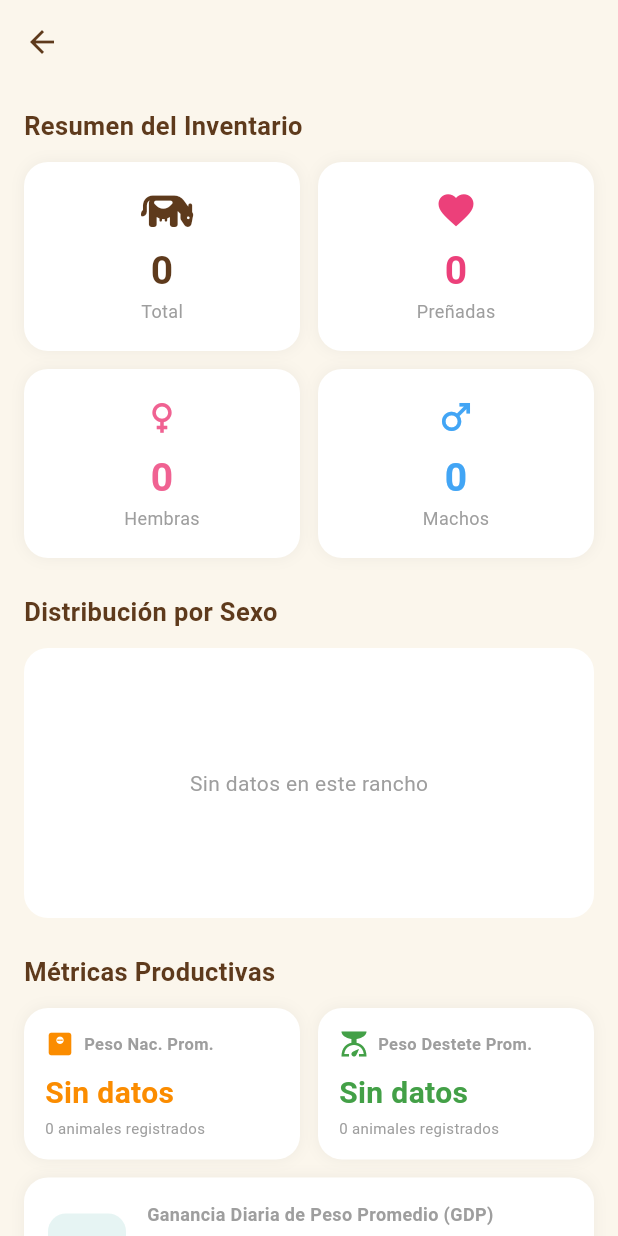
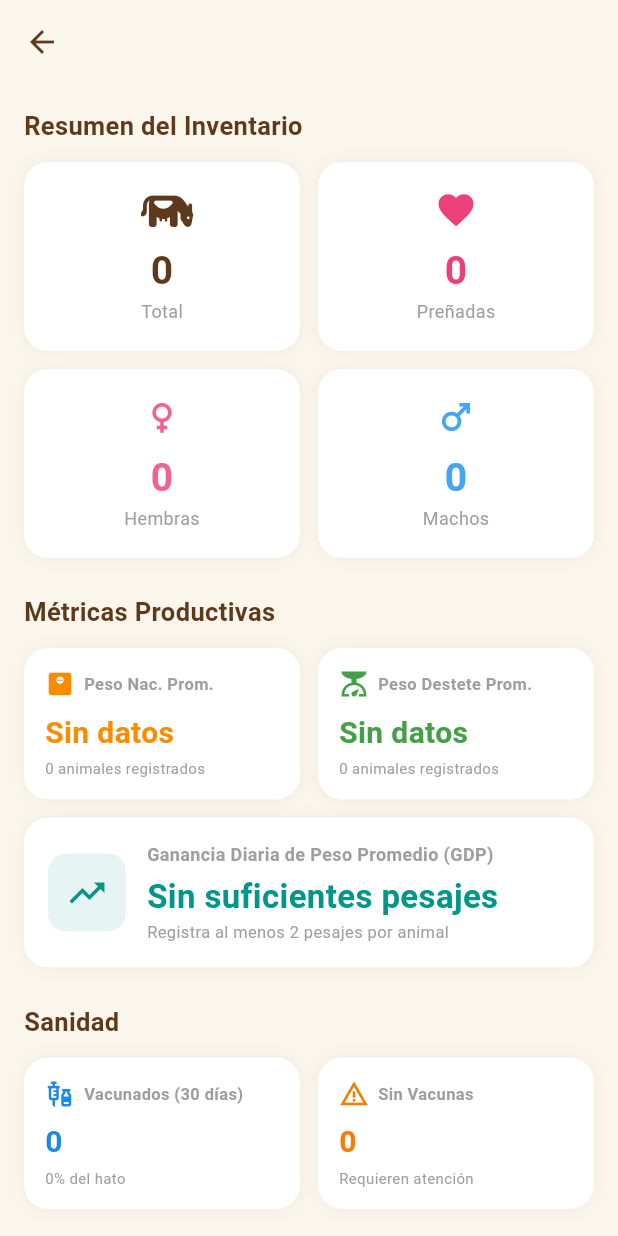
Before and after one commit to SKKYWall/Ganader-a_LaVictoria, a Flutter app: the EstadisticasScreen screen opened by its route, on a phone screen of 412 x 824 dp. Run offline on Flutter 3.47's test engine with Material 3 defaults, Android fonts, the phone set to English and light mode, and no system bars; our stand-ins replace cloud_firestore, file_picker, firebase_auth, firebase_core, firebase_storage, fl_chart and 14 more; missing offline and left inert: excel; accounts and stored records are empty.

Commit message:
Ajustes de feedback: icono de pata -> vaca, estadisticas simplificadas
- add_edit_transaction_screen: el selector "Asociar a un animal" usaba
  Icons.pets (pata de perro/gato) en vez de un icono de ganado bovino.
- estadisticas_screen: elimina "Distribucion por Sexo" (redundante con las
  tarjetas de Hembras/Machos) y "Uso del Inventario" (redundante con el
  desbloqueo de modulos del dashboard); "Razas Principales" se reduce de
  altura y, cuando solo hay una raza registrada (o ninguna capturada),
  se muestra como una tarjeta compacta en vez de una grafica de barras
  que no tiene nada que comparar.

Co-Authored-By: Claude Sonnet 5 <noreply@anthropic.com>

```diff
--- a/lib/screens/estadisticas/estadisticas_screen.dart
+++ b/lib/screens/estadisticas/estadisticas_screen.dart
@@ -23,7 +23,6 @@ class _EstadisticasScreenState extends State<EstadisticasScreen> {
   // Inventario
   int _total = 0, _hembras = 0, _machos = 0, _gestantes = 0;
   Map<String, int> _razas = {};
-  Map<String, int> _propositos = {};
 
   // Métricas productivas
   double _avgBirthWeight = 0;
@@ -95,7 +94,6 @@ class _EstadisticasScreenState extends State<EstadisticasScreen> {
       int activeCount = 0;
       int h = 0, m = 0, g = 0;
       Map<String, int> rCount = {};
-      Map<String, int> pCount = {};
       double totalBW = 0, totalWW = 0, totalGDP = 0;
       int cntBW = 0, cntWW = 0, cntGDP = 0;
       int vac30 = 0, sinVac = 0;
@@ -124,10 +122,6 @@ class _EstadisticasScreenState extends State<EstadisticasScreen> {
         // Razas
         final raza = data['breed'] as String? ?? 'Sin raza';
         rCount[raza] = (rCount[raza] ?? 0) + 1;
-
-        // Propósitos
-        final prop = data['purpose'] as String? ?? 'Sin propósito';
-        pCount[prop] = (pCount[prop] ?? 0) + 1;
 
         // Peso al nacer
         final bw = (data['birthWeight'] as num?)?.toDouble();
@@ -222,7 +216,6 @@ class _EstadisticasScreenState extends State<EstadisticasScreen> {
         _machos = m;
         _gestantes = g;
         _razas = rCount;
-        _propositos = pCount;
         _avgBirthWeight = cntBW > 0 ? totalBW / cntBW : 0;
         _countBirthWeight = cntBW;
         _avgWeaningWeight = cntWW > 0 ? totalWW / cntWW : 0;
@@ -288,9 +281,6 @@ class _EstadisticasScreenState extends State<EstadisticasScreen> {
                         const SizedBox(height: 12),
                         _buildInventorySummary(),
                         const SizedBox(height: 24),
-                        _buildSectionTitle("Distribución por Sexo"),
-                        _buildPieChart(_hembras, _machos, "Hembras", "Machos"),
-                        const SizedBox(height: 24),
                         _buildSectionTitle("Métricas Productivas"),
                         const SizedBox(height: 12),
                         _buildProductiveMetrics(),
@@ -305,9 +295,6 @@ class _EstadisticasScreenState extends State<EstadisticasScreen> {
                         const SizedBox(height: 24),
                         _buildSectionTitle("Razas Principales"),
                         _buildBarChart(),
-                        const SizedBox(height: 24),
-                        _buildSectionTitle("Uso del Inventario"),
-                        _buildPurposeList(),
                         const SizedBox(height: 40),
                       ],
                     ),
@@ -575,79 +562,6 @@ class _EstadisticasScreenState extends State<EstadisticasScreen> {
     );
   }
 
-  Widget _buildPieChart(int val1, int val2, String label1, String label2) {
-    if (val1 == 0 && val2 == 0) {
-      return Container(
-        height: 180,
-        margin: const EdgeInsets.only(top: 12),
-        decoration: BoxDecoration(
-            color: Colors.white, borderRadius: BorderRadius.circular(16)),
-        child: const Center(
-            child: Text("Sin datos en este rancho",
-                style: TextStyle(color: Colors.grey))),
-      );
-    }
-    return Container(
-      height: 180,
-      margin: const EdgeInsets.only(top: 12),
-      padding: const EdgeInsets.all(12),
-      decoration: BoxDecoration(
-          color: Colors.white, borderRadius: BorderRadius.circular(16)),
-      child: Row(
-        children: [
-          Expanded(
-            child: PieChart(
-              PieChartData(
-                sections: [
-                  PieChartSectionData(
-                      value: val1.toDouble(),
-                      color: Colors.pink.shade300,
-                      title: '$val1\n$label1',
-                      radius: 55,
-                      titleStyle: const TextStyle(
-                          fontWeight: FontWeight.bold,
-                          color: Colors.white,
-                          fontSize: 11)),
-                  PieChartSectionData(
-                      value: val2.toDouble(),
-                      color: Colors.blue.shade400,
-                      title: '$val2\n$label2',
-                      radius: 55,
-                      titleStyle: const TextStyle(
-                          fontWeight: FontWeight.bold,
-                          color: Colors.white,
-                          fontSize: 11)),
-                ],
-                centerSpaceRadius: 30,
-              ),
-            ),
-          ),
-          const SizedBox(width: 8),
-          Column(
-            mainAxisAlignment: MainAxisAlignment.center,
-            crossAxisAlignment: CrossAxisAlignment.start,
-            children: [
-              _legend(Colors.pink.shade300, '$label1: $val1'),
-              const SizedBox(height: 8),
-              _legend(Colors.blue.shade400, '$label2: $val2'),
-            ],
-          ),
-        ],
-      ),
-    );
-  }
-
-  Widget _legend(Color color, String text) {
-    return Row(
-      children: [
-        Container(
-            width: 12, height: 12, decoration: BoxDecoration(color: color, shape: BoxShape.circle)),
-        const SizedBox(width: 6),
-        Text(text, style: const TextStyle(fontSize: 12, color: Colors.black87)),
-      ],
-    );
-  }
-
   Widget _buildAgeDistribution() {
     final hasData = _countAge > 0;
     final avgYears = _avgAgeMonths / 12;
@@ -730,10 +644,36 @@ class _EstadisticasScreenState extends State<EstadisticasScreen> {
     if (_razas.isEmpty) return const SizedBox();
     final sorted = _razas.entries.toList()
       ..sort((a, b) => b.value.compareTo(a.value));
-    final top = sorted.take(6).toList();
+
+    // Con una sola raza registrada (o ninguna capturada) una gráfica de
+    // barras no aporta nada — se muestra como una tarjeta compacta en vez
+    // de ocupar el mismo espacio que cuando hay varias razas que comparar.
+    if (sorted.length <= 1) {
+      final onlyBreed = sorted.first;
+      return Container(
+        margin: const EdgeInsets.only(top: 12),
+        padding: const EdgeInsets.symmetric(horizontal: 16, vertical: 14),
+        decoration: BoxDecoration(
+            color: Colors.white, borderRadius: BorderRadius.circular(16)),
+        child: Row(
+          children: [
+            Icon(FontAwesomeIcons.cow, color: _gold, size: 20),
+            const SizedBox(width: 10),
+            Expanded(
+                child: Text(onlyBreed.key,
+                    style: const TextStyle(fontWeight: FontWeight.w600))),
+            Text('${onlyBreed.value} de $_total',
+                style: const TextStyle(
+                    fontWeight: FontWeight.bold, color: Colors.grey)),
+          ],
+        ),
+      );
+    }
+
+    final top = sorted.take(5).toList();
 
     return Container(
-      height: 220,
+      height: 150,
       margin: const EdgeInsets.only(top: 12),
       padding: const EdgeInsets.fromLTRB(12, 16, 12, 8),
       decoration: BoxDecoration(
@@ -792,72 +732,6 @@ class _EstadisticasScreenState extends State<EstadisticasScreen> {
     );
   }
 
-  Widget _buildPurposeList() {
-    if (_propositos.isEmpty) {
-      return const Padding(
-        padding: EdgeInsets.only(top: 12),
-        child: Text("Sin datos", style: TextStyle(color: Colors.grey)),
-      );
-    }
-    final sorted = _propositos.entries.toList()
-      ..sort((a, b) => b.value.compareTo(a.value));
-
-    final colors = [
-      Colors.teal, Colors.orange, Colors.blue, Colors.pink, Colors.purple,
-      Colors.green,
-    ];
-
-    return Container(
-      margin: const EdgeInsets.only(top: 12),
-      decoration: BoxDecoration(
-          color: Colors.white, borderRadius: BorderRadius.circular(16)),
-      child: Column(
-        children: sorted.asMap().entries.map((entry) {
-          final i = entry.key;
-          final e = entry.value;
-          final pct = _total > 0 ? (e.value / _total * 100) : 0.0;
-          final color = colors[i % colors.length];
-          return Padding(
-            padding: const EdgeInsets.symmetric(horizontal: 16, vertical: 10),
-            child: Column(
-              crossAxisAlignment: CrossAxisAlignment.start,
-              children: [
-                Row(
-                  mainAxisAlignment: MainAxisAlignment.spaceBetween,
-                  children: [
-                    Row(children: [
-                      Container(
-                          width: 10,
-                          height: 10,
-                          decoration: BoxDecoration(
-                              color: color, shape: BoxShape.circle)),
-                      const SizedBox(width: 8),
-                      Text(e.key,
-                          style: const TextStyle(fontWeight: FontWeight.w600)),
-                    ]),
-                    Text('${e.value} (${pct.toStringAsFixed(1)}%)',
-                        style: const TextStyle(
-                            fontWeight: FontWeight.bold, color: Colors.black87)),
-                  ],
-                ),
-                const SizedBox(height: 6),
-                ClipRRect(
-                  borderRadius: BorderRadius.circular(4),
-                  child: LinearProgressIndicator(
-                    value: _total > 0 ? e.value / _total : 0,
-                    minHeight: 6,
-                    backgroundColor: Colors.grey.shade100,
-                    valueColor: AlwaysStoppedAnimation<Color>(color),
-                  ),
-                ),
-              ],
-            ),
-          );
-        }).toList(),
-      ),
-    );
-  }
-
   Widget _buildSectionTitle(String title) {
     return Text(title,
         style: const TextStyle(
--- a/lib/screens/finance/add_edit_transaction_screen.dart
+++ b/lib/screens/finance/add_edit_transaction_screen.dart
@@ -8,6 +8,7 @@ import 'package:intl/intl.dart';
 import 'package:manual_ganadero_flutter/models/transaction.dart'; // Importa tu modelo Transaction
 import 'package:manual_ganadero_flutter/models/animal.dart';
 import 'package:manual_ganadero_flutter/core/finance_categories.dart';
+import 'package:font_awesome_flutter/font_awesome_flutter.dart';
 
 class AddEditTransactionScreen extends StatefulWidget {
   final Transaction? transaction; // Si es null, añadir; si no, editar
@@ -439,7 +440,7 @@ class _AddEditTransactionScreenState extends State<AddEditTransactionScreen> {
             decoration: InputDecoration(
               labelText: '¿Asociar a un animal? (Opcional)',
               prefixIcon:
-                  const Icon(Icons.pets, color: Color(0xFF5e3a1c)),
+                  const Icon(FontAwesomeIcons.cow, color: Color(0xFF5e3a1c)),
               border: InputBorder.none,
               contentPadding: const EdgeInsets.symmetric(vertical: 0),
               labelStyle: const TextStyle(color: Color(0xFF5e3a1c)),
```
